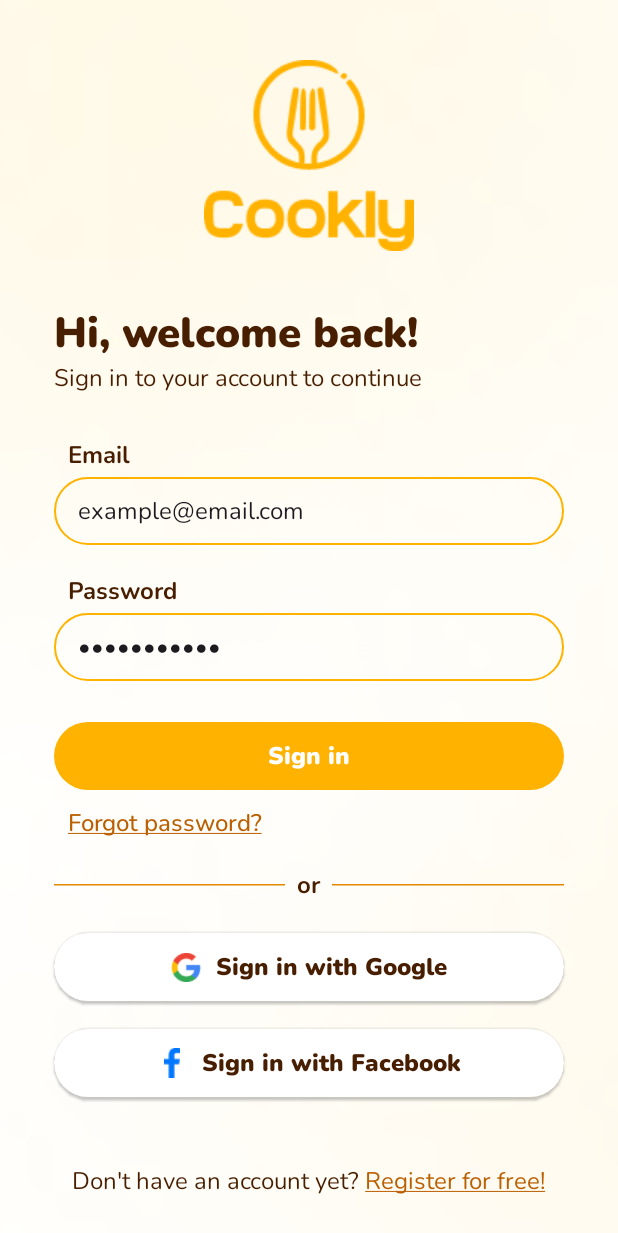
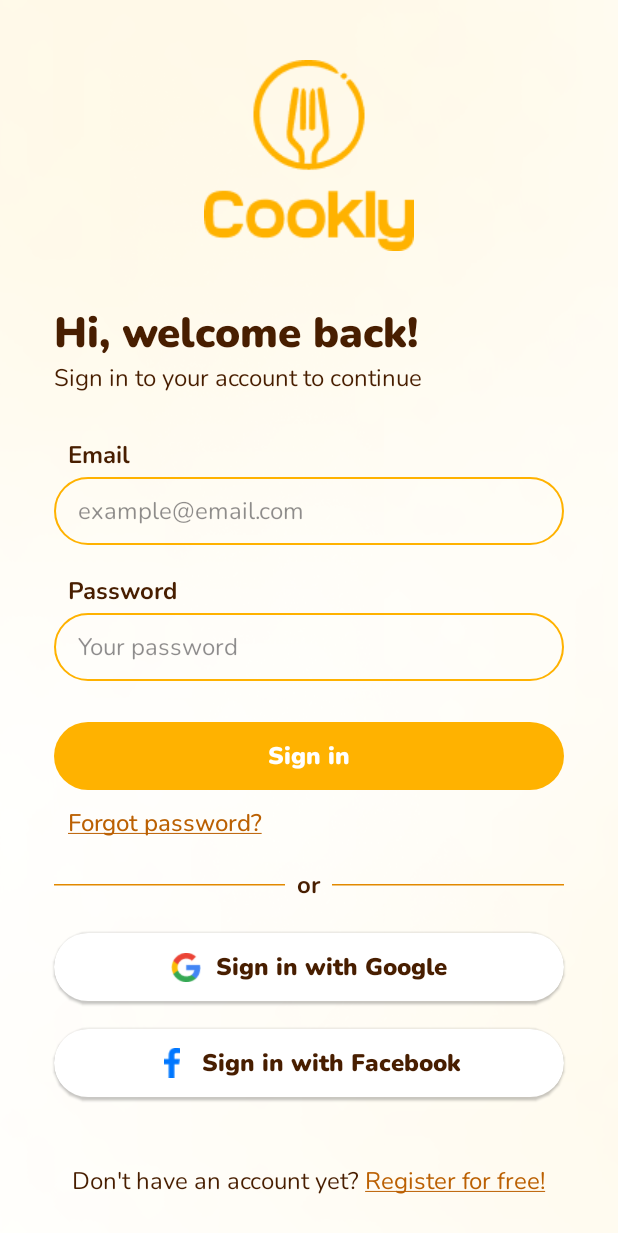
Before and after one commit to erikrogansky/MTAA-2025-Frontend, an Android app built with Jetpack Compose: the screen it shows after launch (MainActivity), on a phone screen of 412 x 824 dp. Shown: the top 1233 px of the screen. Run offline under Robolectric (Android 15) with nearby library versions, the phone set to English and light mode, and no system bars.

Commit message:
style: text field update

```diff
--- a/app/src/main/java/com/roganskyerik/cookly/ui/LoginScreen.kt
+++ b/app/src/main/java/com/roganskyerik/cookly/ui/LoginScreen.kt
@@ -156,7 +156,7 @@ fun LoginScreen(navController: NavController = rememberNavController()) {
                 password = it
                 errorMessage = null
             },
-            label = "•••••••••••",
+            label = "Your password",
             visualTransformation = PasswordVisualTransformation(),
             singleLine = true,
             modifier = Modifier.fillMaxWidth(),
--- a/app/src/main/java/com/roganskyerik/cookly/ui/Textboxes.kt
+++ b/app/src/main/java/com/roganskyerik/cookly/ui/Textboxes.kt
@@ -59,7 +59,7 @@ fun CustomOutlinedTextField(
                     .padding(horizontal = 16.dp, vertical = 12.dp)
             ) {
                 if (value.isEmpty()) {
-                    Text(text = label, color = labelColor)
+                    Text(text = label, color = labelColor.copy(alpha = 0.5f))
                 }
                 innerTextField()
             }
```
